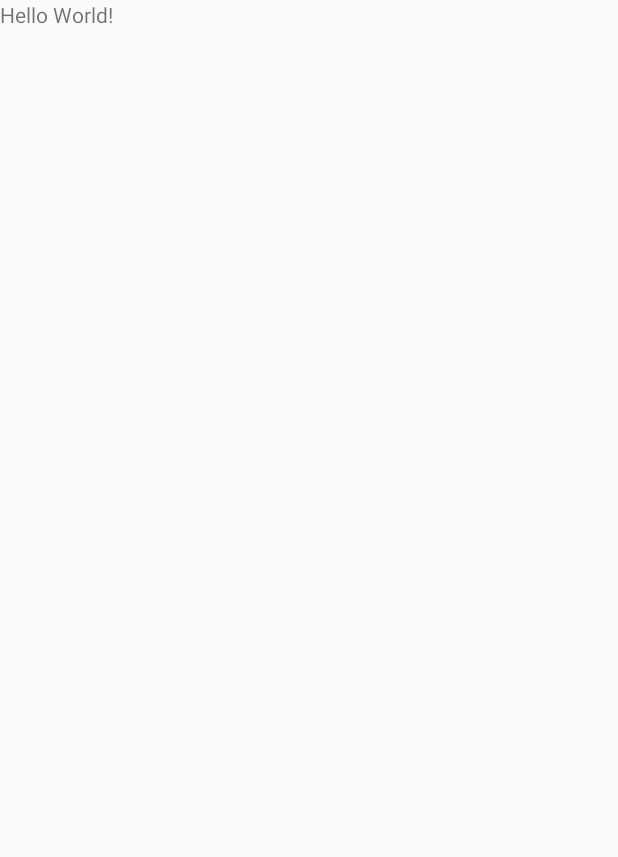
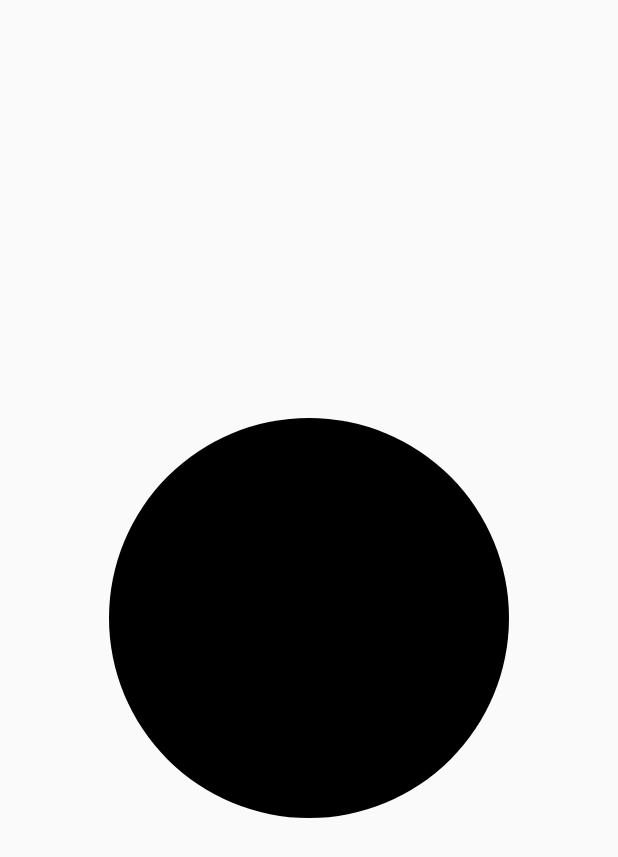
Before and after one commit to Goooler/AndroidWidgetDemo, an Android app: the screen it shows after launch (MainActivity), on a phone screen of 412 x 824 dp. Before the commit the part shown is almost empty. Shown: the top 857 px of the screen. Run offline under Robolectric (Android 15) with nearby library versions, the phone set to English and light mode, and no system bars.

Commit message:
Add DashboardView

```diff
--- /dev/null
+++ b/app/src/main/java/io/goooler/android/widgetdemo/view/DashboardView.kt
@@ -0,0 +1,26 @@
+package io.goooler.android.widgetdemo.view
+
+import android.content.Context
+import android.graphics.Canvas
+import android.graphics.Paint
+import android.graphics.Path
+import android.util.AttributeSet
+import android.view.View
+
+class DashboardView(context: Context, attrs: AttributeSet? = null) : View(context, attrs) {
+
+  private val paint = Paint(Paint.ANTI_ALIAS_FLAG)
+  private val path = Path()
+
+  override fun onSizeChanged(w: Int, h: Int, oldw: Int, oldh: Int) {
+    path.addCircle(w / 2f, h / 2f, RADIUS, Path.Direction.CW)
+  }
+
+  override fun onDraw(canvas: Canvas) {
+    canvas.drawPath(path, paint)
+  }
+
+  companion object {
+    private const val RADIUS = 200f
+  }
+}
--- a/app/src/main/res/layout/activity_main.xml
+++ b/app/src/main/res/layout/activity_main.xml
@@ -1,13 +1,12 @@
 <?xml version="1.0" encoding="utf-8"?>
 <LinearLayout xmlns:android="http://schemas.android.com/apk/res/android"
-    xmlns:tools="http://schemas.android.com/tools"
-    android:layout_width="match_parent"
-    android:layout_height="match_parent"
-    tools:context=".MainActivity">
+  xmlns:tools="http://schemas.android.com/tools"
+  android:layout_width="match_parent"
+  android:layout_height="match_parent"
+  tools:context=".MainActivity">
 
-    <TextView
-        android:layout_width="wrap_content"
-        android:layout_height="wrap_content"
-        android:text="Hello World!" />
+    <io.goooler.android.widgetdemo.view.DashboardView
+      android:layout_width="match_parent"
+      android:layout_height="match_parent" />
 
 </LinearLayout>
```
